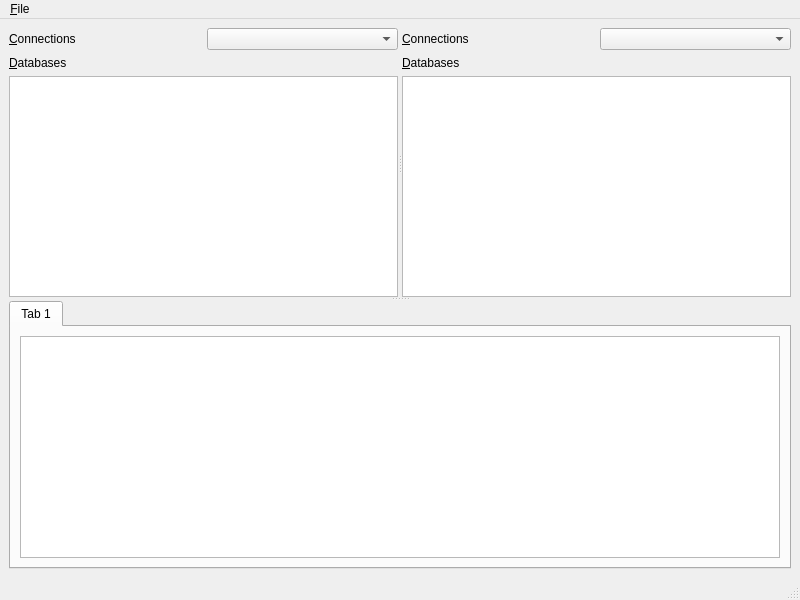
Before: the Qt Designer form ui/migrainewindow.ui in kandalf/migraine, drawn with Qt 5.
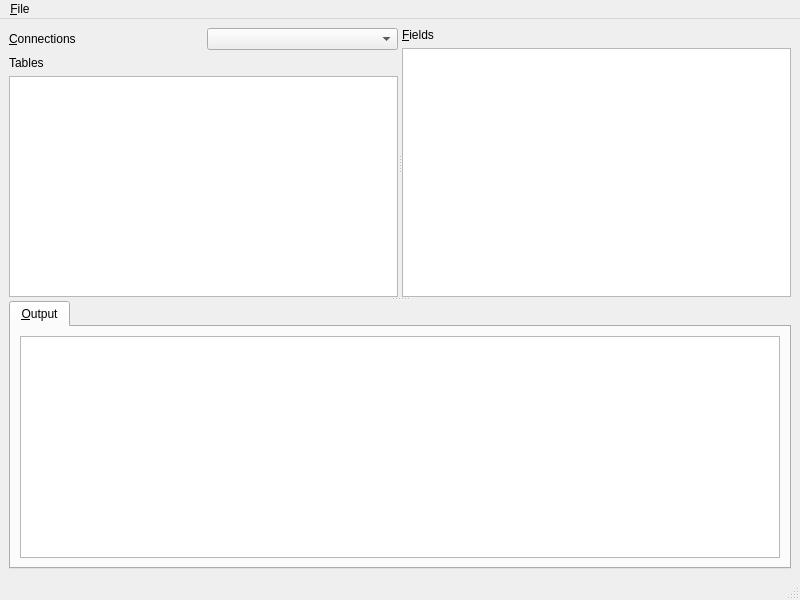
After: the same form once the commit is applied.

Commit message: DB Connections first approach. Several UI modifications for usability

What changed in the file:
```diff
--- a/ui/migrainewindow.ui
+++ b/ui/migrainewindow.ui
@@ -47,7 +47,7 @@
            <item>
             <widget class="QLabel" name="label_3" >
              <property name="text" >
-              <string>&amp;Databases</string>
+              <string>Tables</string>
              </property>
              <property name="buddy" >
               <cstring>sourceDbView</cstring>
@@ -61,52 +61,37 @@
          </item>
         </layout>
        </widget>
-       <widget class="QWidget" name="layoutWidget_2" >
+       <widget class="QWidget" name="" >
         <layout class="QVBoxLayout" name="verticalLayout_3" >
          <item>
-          <layout class="QHBoxLayout" name="horizontalLayout_3" >
-           <item>
-            <widget class="QLabel" name="label_2" >
-             <property name="text" >
-              <string>&amp;Connections</string>
-             </property>
-             <property name="buddy" >
-              <cstring>dbSrcConnCombo</cstring>
-             </property>
-            </widget>
-           </item>
-           <item>
-            <widget class="QComboBox" name="dbDestConnCombo" />
-           </item>
-          </layout>
+          <widget class="QLabel" name="label_2" >
+           <property name="text" >
+            <string>&amp;Fields</string>
+           </property>
+           <property name="buddy" >
+            <cstring>fieldListView</cstring>
+           </property>
+          </widget>
          </item>
          <item>
-          <layout class="QVBoxLayout" name="verticalLayout_4" >
-           <item>
-            <widget class="QLabel" name="label_4" >
-             <property name="text" >
-              <string>&amp;Databases</string>
-             </property>
-             <property name="buddy" >
-              <cstring>sourceDbView</cstring>
-             </property>
-            </widget>
-           </item>
-           <item>
-            <widget class="QListView" name="destDbView" />
-           </item>
-          </layout>
+          <widget class="QListView" name="fieldListView" />
          </item>
         </layout>
        </widget>
       </widget>
       <widget class="QTabWidget" name="notifyTabWidget" >
+       <property name="sizePolicy" >
+        <sizepolicy vsizetype="Preferred" hsizetype="Expanding" >
+         <horstretch>0</horstretch>
+         <verstretch>0</verstretch>
+        </sizepolicy>
+       </property>
        <property name="currentIndex" >
         <number>0</number>
        </property>
        <widget class="QWidget" name="tab" >
         <attribute name="title" >
-         <string>Tab 1</string>
+         <string>&amp;Output</string>
         </attribute>
         <layout class="QGridLayout" name="gridLayout" >
          <item row="0" column="0" >
```
Left out of the diff: 15 changed lines with no effect on the pictures. The commit also changes 5 other files.
